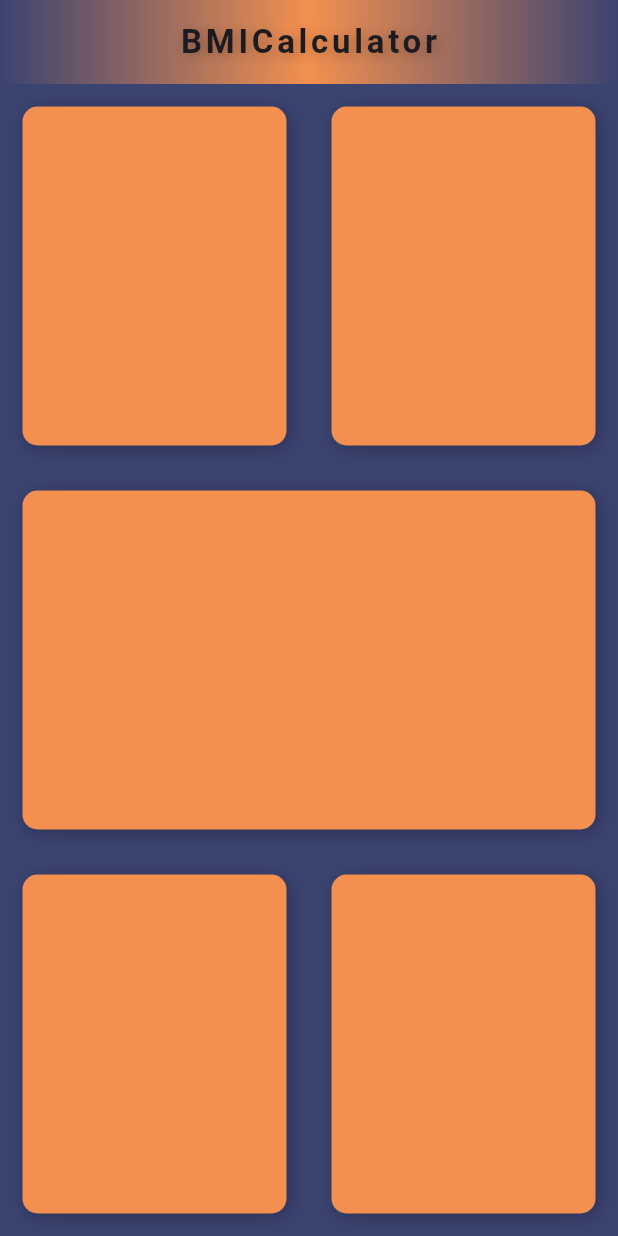
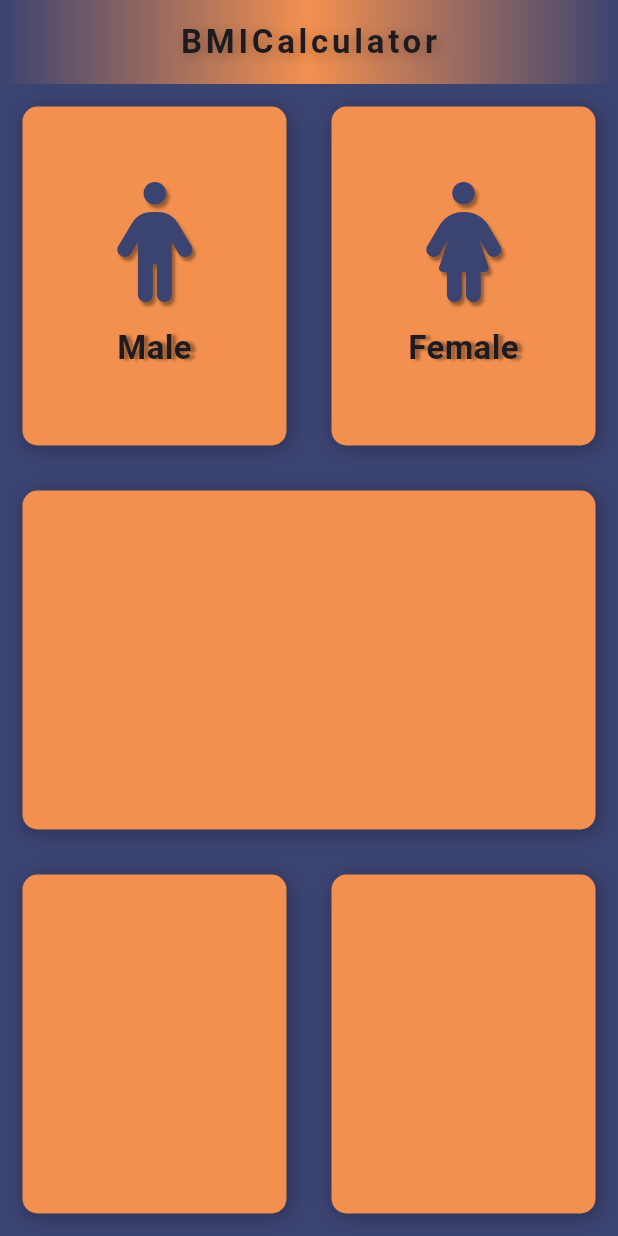
Before and after one commit to albatross65/BMI_Calculator, a Flutter app: the screen it shows after launch, on a phone screen of 412 x 824 dp. Run offline on Flutter 3.47's test engine with Material 3 defaults, Android fonts, the phone set to English and light mode, and no system bars; our stand-ins replace font_awesome_flutter.

Commit message:
#05 Refactored InputPage to include RepeatIconTextCode with customizable icons and labels.

```diff
--- a/lib/input_page.dart
+++ b/lib/input_page.dart
@@ -1,11 +1,13 @@
 import 'package:flutter/material.dart';
+import 'package:font_awesome_flutter/font_awesome_flutter.dart';
+
 class InputPage extends StatefulWidget {
   const InputPage({super.key});
   @override
   State<InputPage> createState() => _InputPageState();
 }
+
 class _InputPageState extends State<InputPage> {
-
   @override
   Widget build(BuildContext context) {
     return Column(
@@ -14,25 +16,96 @@ class _InputPageState extends State<InputPage> {
           child: Row(
             children: [
               Expanded(
-                child: RepeatContainerCode(),
+                child: RepeatContainerCode(
+                  colors: Color(0XffF3904F),
+                  cardwidget: RepeatIconTextCode(
+                    iconData: FontAwesomeIcons.person,
+                    label: 'Male',
+                  ),
+                ),
               ),
               Expanded(
-                child: RepeatContainerCode(),
+                child: RepeatContainerCode(
+                  colors: Color(0XffF3904F),
+                  cardwidget: RepeatIconTextCode(
+                    iconData:  FontAwesomeIcons.personDress,
+                    label: 'Female',
+                  ),
+                ),
               ),
             ],
           ),
         ),
         Expanded(
-          child: RepeatContainerCode(),
+          child: RepeatContainerCode(
+            colors: Color(0XffF3904F),
+          ),
         ),
         Expanded(
           child: Row(
             children: [
               Expanded(
-                child: RepeatContainerCode(),
+                child: RepeatContainerCode(
+                  colors: Color(0XffF3904F),
+                  cardwidget: Column(
+                    children: [],
+                  ),
+                ),
               ),
               Expanded(
-                child: RepeatContainerCode(),
+                child: RepeatContainerCode(
+                  colors: Color(0XffF3904F),
+                  cardwidget: Column(
+                    children: [],
+                  ), // Replace this with your desired widget
+                ),
+              ),
+            ],
+          ),
+        ),
+      ],
+    );
+  }
+}
+
+class RepeatIconTextCode extends StatelessWidget {
+  const RepeatIconTextCode({
+    Key? key,
+    required this.iconData,
+    required this.label,
+  }) : super(key: key);
+
+  final IconData iconData;
+  final String label;
+
+  @override
+  Widget build(BuildContext context) {
+    return Column(
+      mainAxisAlignment: MainAxisAlignment.center,
+      children: [
+        Icon(
+          iconData,
+          color: Color(0xff3B4371),
+          size: 80.0,
+          shadows: [
+            BoxShadow(
+              color: Colors.black38,
+              blurRadius: 2,
+              offset: Offset(2, 3),
+            )
+          ],
+        ),
+        SizedBox(height: 15.0),
+        Text(
+          label,
+          style: TextStyle(
+            fontSize: 22,
+            fontWeight: FontWeight.bold,
+            shadows: [
+              Shadow(
+                color: Colors.black38,
+                blurRadius: 2,
+                offset: Offset(3, 1),
               ),
             ],
           ),
@@ -43,23 +116,31 @@ class _InputPageState extends State<InputPage> {
 }
 
 class RepeatContainerCode extends StatelessWidget {
-  const RepeatContainerCode({super.key});
+  const RepeatContainerCode({
+    Key? key,
+    required this.colors,
+    this.cardwidget,
+  }) : super(key: key);
+
+  final Color colors;
+  final Widget? cardwidget;
 
   @override
   Widget build(BuildContext context) {
     return Container(
       margin: EdgeInsets.all(15.0),
       decoration: BoxDecoration(
-        color: Color(0XffF3904F),
+        color: colors,
         borderRadius: BorderRadius.circular(10.0),
         boxShadow: [
           BoxShadow(
             color: Colors.black26,
             blurRadius: 10,
             offset: Offset(2, 2),
-          ),
+          )
         ],
       ),
+      child: cardwidget,
     );
   }
 }
--- a/pubspec.yaml
+++ b/pubspec.yaml
@@ -35,6 +35,7 @@ dependencies:
   # The following adds the Cupertino Icons font to your application.
   # Use with the CupertinoIcons class for iOS style icons.
   cupertino_icons: ^1.0.6
+  font_awesome_flutter: ^10.7.0
 
 dev_dependencies:
   flutter_test:
```
Also changed, not shown: pubspec.lock.
